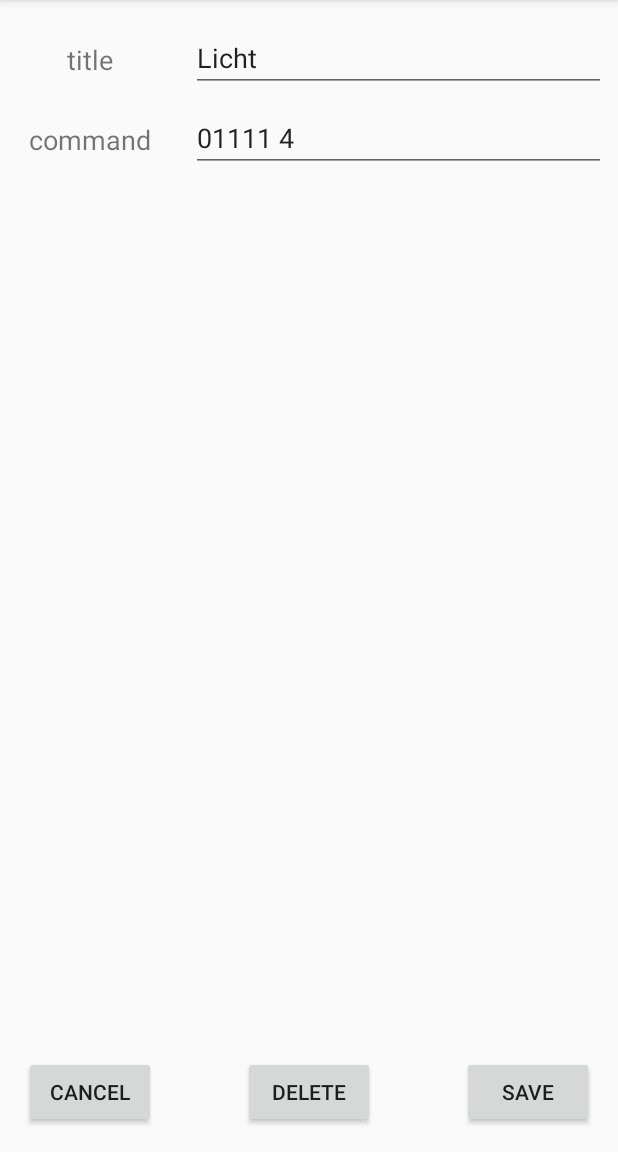
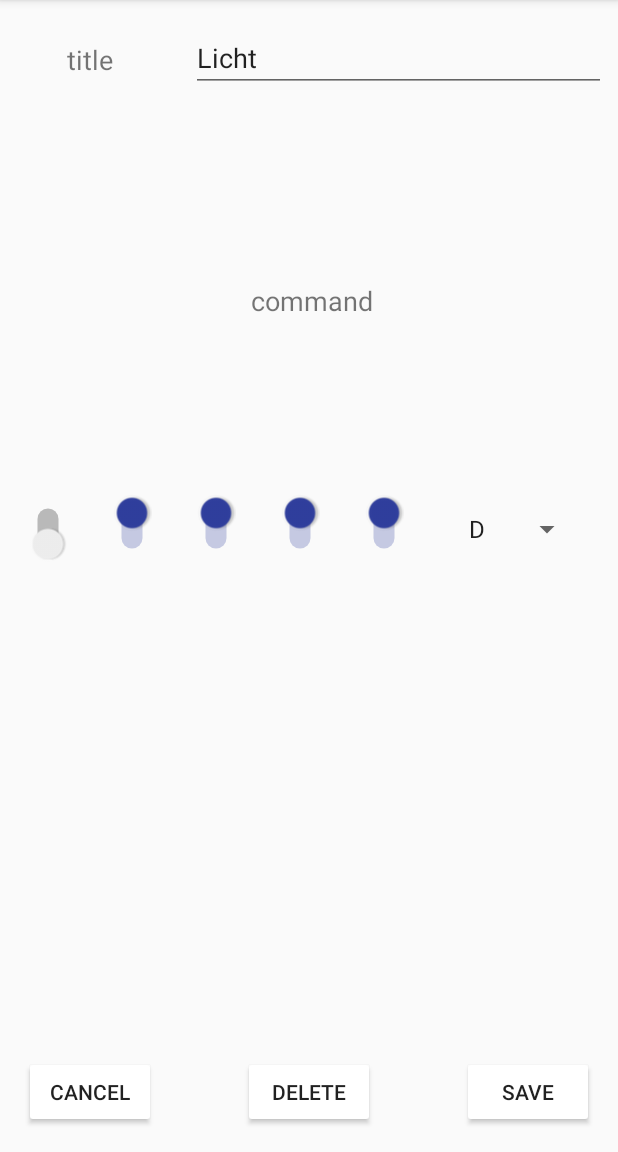
Before and after one commit to GlaserDaniel/Himbeerheim, an Android app: the screen it shows after launch (MainActivity), after a tap on an icon or button, on a phone screen of 412 x 824 dp, the part 84-1236 px from its top. Run offline under Robolectric (Android 15) with nearby library versions, the phone set to English and light mode, and no system bars.

Commit message:
Switches zum einstelen

```diff
--- a/app/build.gradle
+++ b/app/build.gradle
@@ -15,7 +15,7 @@ android {
         minSdkVersion 16
         targetSdkVersion 26
         versionCode 1
-        versionName '0.3.1'
+        versionName '0.4'
         testInstrumentationRunner "android.support.test.runner.AndroidJUnitRunner"
         versionNameSuffix 'beta'
     }
--- a/app/src/main/java/de/danielglaser/himbeerheim/model/ButtonCommand.kt
+++ b/app/src/main/java/de/danielglaser/himbeerheim/model/ButtonCommand.kt
@@ -6,8 +6,35 @@ import java.io.Serializable
 /**
  * Created by Daniel on 18.07.2017.
  */
-class ButtonCommand(var title: String, var command: String) : Serializable {
+class ButtonCommand : Serializable {
+
     companion object {
         private const val serialVersionUID: Long = 1
     }
+
+    var title: String = ""
+
+    var code1: Int = 0
+    var code2: Int = 0
+    var code4: Int = 0
+    var code5: Int = 0
+    var code3: Int = 0
+
+    var letter: Int = 1
+
+    var command: String = ""
+        get() {
+        return code1.toString() + "" + code2.toString() + "" + code3.toString() + "" + code4.toString() + "" + code5.toString() + " " + letter.toString()
+    }
+
+    constructor(title: String, code1: Int, code2: Int, code3: Int, code4: Int, code5: Int, letter: Int) {
+        this.title = title
+        this.code1 = code1
+        this.code2 = code2
+        this.code3 = code3
+        this.code4 = code4
+        this.code5 = code5
+        this.letter = letter
+    }
+
 }
--- a/app/src/main/java/de/danielglaser/himbeerheim/view/EditCommandFragment.kt
+++ b/app/src/main/java/de/danielglaser/himbeerheim/view/EditCommandFragment.kt
@@ -6,6 +6,7 @@ import android.support.v4.app.Fragment
 import android.view.LayoutInflater
 import android.view.View
 import android.view.ViewGroup
+import android.widget.Spinner
 import de.danielglaser.himbeerheim.R
 import de.danielglaser.himbeerheim.model.ButtonCommand
 import kotlinx.android.synthetic.main.fragment_edit_command.view.*
@@ -30,7 +31,15 @@ class EditCommandFragment() : Fragment() {
     override fun onCreateView(inflater: LayoutInflater?, container: ViewGroup?, savedInstanceState: Bundle?): View? {
         var view = inflater!!.inflate(R.layout.fragment_edit_command, container, false)
         view.title_EditText.setText(buttonCommand.title)
-        view.command_EditText.setText(buttonCommand.command)
+        //view.command_EditText.setText(buttonCommand.command)
+
+        view.switch1.isChecked = intToBool(buttonCommand.code1)
+        view.switch2.isChecked = intToBool(buttonCommand.code2)
+        view.switch3.isChecked = intToBool(buttonCommand.code3)
+        view.switch4.isChecked = intToBool(buttonCommand.code4)
+        view.switch5.isChecked = intToBool(buttonCommand.code5)
+
+        view.spinner.setSelection(getIndex(view.spinner, intToLetter(buttonCommand.letter)))
 
         view.cancel_Button.setOnClickListener {
             mCallback.onCancelSelectedListener()
@@ -42,11 +51,64 @@ class EditCommandFragment() : Fragment() {
 
         view.save_Button.setOnClickListener {
             buttonCommand.title = view.title_EditText.text.toString()
-            buttonCommand.command = view.command_EditText.text.toString()
+            //buttonCommand.command = view.command_EditText.text.toString()
+
+            buttonCommand.code1 = boolToInt(view.switch1.isChecked)
+            buttonCommand.code2 = boolToInt(view.switch2.isChecked)
+            buttonCommand.code3 = boolToInt(view.switch3.isChecked)
+            buttonCommand.code4 = boolToInt(view.switch4.isChecked)
+            buttonCommand.code5 = boolToInt(view.switch5.isChecked)
+
+            buttonCommand.letter = letterToInt(view.spinner.selectedItem as String)
+
             mCallback.onSaveSelectedListener()
         }
 
         return view
+    }
+
+    private fun boolToInt(bool: Boolean) : Int {
+        if (bool) {
+            return 1
+        } else {
+            return 0
+        }
+    }
+
+    private fun intToBool(int: Int) : Boolean {
+        return int == 1
+    }
+
+    private fun letterToInt(letter: String) : Int {
+        when (letter) {
+            "A" -> return 1
+            "B" -> return 2
+            "C" -> return 3
+            "D" -> return 4
+        }
+        return 0
+    }
+
+    private fun intToLetter(int: Int) : String {
+        when (int) {
+            1 -> return "A"
+            2 -> return "B"
+            3 -> return "C"
+            4 -> return "D"
+        }
+        return "A"
+    }
+
+    private fun getIndex(spinner: Spinner, myString: String): Int {
+
+        var index = 0
+
+        for (i in 0..spinner.count - 1) {
+            if (spinner.getItemAtPosition(i).equals(myString)) {
+                index = i
+            }
+        }
+        return index
     }
 
     lateinit var mCallback: OnBackToMainSelectedListener
--- a/app/src/main/java/de/danielglaser/himbeerheim/view/MainActivity.kt
+++ b/app/src/main/java/de/danielglaser/himbeerheim/view/MainActivity.kt
@@ -35,8 +35,8 @@ class MainActivity : AppCompatActivity(), MainActivityFragment.OnButtonCommandSe
 
         if (data.buttonCommands.size == 0) {
             // Erste Buttons hinzufügen
-            data.buttonCommands.add(ButtonCommand("Licht", "01111 4"))
-            data.buttonCommands.add(ButtonCommand("TV", "01110 3"))
+            data.buttonCommands.add(ButtonCommand("Licht", 0, 1, 1, 1, 1, 4))
+            data.buttonCommands.add(ButtonCommand("TV", 0, 1, 1, 1, 0, 4))
         }
 
         loadMainActivityFragment()
--- a/app/src/main/java/de/danielglaser/himbeerheim/view/MainActivityFragment.kt
+++ b/app/src/main/java/de/danielglaser/himbeerheim/view/MainActivityFragment.kt
@@ -68,7 +68,7 @@ class MainActivityFragment() : Fragment() {
         view.buttons_gridView.adapter = commandsAdapter
 
         view.fab.setOnClickListener {
-            val newButtonCommand = ButtonCommand("Licht", "01111 4")
+            val newButtonCommand = ButtonCommand("Licht", 0, 1, 1, 1, 1, 4)
 
             data.buttonCommands.add(newButtonCommand)
 
--- a/app/src/main/res/layout/command_item.xml
+++ b/app/src/main/res/layout/command_item.xml
@@ -13,7 +13,10 @@
         android:layout_marginLeft="8dp"
         android:layout_marginRight="8dp"
         android:layout_marginTop="8dp"
+        android:paddingLeft="12dp"
+        android:paddingRight="12dp"
         android:text="CommandTitle"
+        app:layout_constraintHorizontal_bias="0.503"
         app:layout_constraintLeft_toLeftOf="parent"
         app:layout_constraintRight_toRightOf="parent"
         app:layout_constraintTop_toTopOf="parent" />
@@ -25,6 +28,7 @@
         android:layout_marginLeft="8dp"
         android:layout_marginRight="8dp"
         android:layout_marginTop="8dp"
+        android:backgroundTint="@android:color/holo_green_dark"
         android:text="@string/command_button_on"
         app:layout_constraintLeft_toLeftOf="parent"
         app:layout_constraintRight_toRightOf="parent"
@@ -37,6 +41,7 @@
         android:layout_marginLeft="8dp"
         android:layout_marginRight="8dp"
         android:layout_marginTop="8dp"
+        android:backgroundTint="@android:color/holo_red_dark"
         android:text="@string/command_button_off"
         app:layout_constraintLeft_toLeftOf="parent"
         app:layout_constraintRight_toRightOf="parent"
--- a/app/src/main/res/layout/fragment_edit_command.xml
+++ b/app/src/main/res/layout/fragment_edit_command.xml
@@ -18,7 +18,9 @@
         app:layout_constraintRight_toRightOf="parent"
         app:layout_constraintTop_toTopOf="parent"
         android:layout_marginRight="8dp"
-        android:layout_marginLeft="8dp" />
+        android:layout_marginLeft="8dp"
+        android:layout_marginStart="8dp"
+        android:layout_marginEnd="8dp" />
 
     <TextView
         android:id="@+id/title_TextView"
@@ -36,38 +38,29 @@
         android:id="@+id/command_TextView"
         android:layout_width="wrap_content"
         android:layout_height="wrap_content"
-        android:layout_marginTop="11dp"
         android:text="@string/command"
         android:textSize="18sp"
         app:layout_constraintLeft_toLeftOf="parent"
-        app:layout_constraintRight_toLeftOf="@+id/guideline"
-        app:layout_constraintTop_toTopOf="@+id/command_EditText"
-        app:layout_constraintHorizontal_bias="0.508" />
-
-    <EditText
-        android:id="@+id/command_EditText"
-        android:layout_width="0dp"
-        android:layout_height="wrap_content"
-        android:ems="10"
-        android:inputType="textPersonName"
-        app:layout_constraintHorizontal_bias="0.926"
-        app:layout_constraintLeft_toLeftOf="@+id/guideline"
+        android:layout_marginLeft="8dp"
+        android:layout_marginRight="8dp"
         app:layout_constraintRight_toRightOf="parent"
+        app:layout_constraintHorizontal_bias="0.507"
+        android:layout_marginTop="8dp"
         app:layout_constraintTop_toBottomOf="@+id/title_EditText"
-        android:layout_marginTop="8dp"
-        android:layout_marginRight="8dp"
-        android:layout_marginLeft="8dp" />
+        android:layout_marginBottom="8dp"
+        app:layout_constraintBottom_toTopOf="@+id/switch1" />
 
     <Button
         android:id="@+id/save_Button"
         android:layout_width="wrap_content"
         android:layout_height="wrap_content"
         android:layout_marginBottom="16dp"
+        android:layout_marginEnd="16dp"
         android:layout_marginRight="16dp"
+        android:backgroundTint="@android:color/white"
         android:text="@string/save"
         app:layout_constraintBottom_toBottomOf="parent"
-        app:layout_constraintRight_toRightOf="parent"
-        android:layout_marginEnd="16dp" />
+        app:layout_constraintRight_toRightOf="parent" />
 
     <Button
         android:id="@+id/cancel_Button"
@@ -75,30 +68,109 @@
         android:layout_height="wrap_content"
         android:layout_marginBottom="16dp"
         android:layout_marginLeft="16dp"
+        android:layout_marginStart="16dp"
+        android:backgroundTint="@android:color/white"
         android:text="@android:string/cancel"
         app:layout_constraintBottom_toBottomOf="parent"
-        app:layout_constraintLeft_toLeftOf="parent"
-        android:layout_marginStart="16dp" />
+        app:layout_constraintLeft_toLeftOf="parent" />
 
     <Button
         android:id="@+id/delete_Button"
         android:layout_width="wrap_content"
         android:layout_height="wrap_content"
         android:layout_marginBottom="16dp"
+        android:layout_marginEnd="8dp"
         android:layout_marginLeft="8dp"
         android:layout_marginRight="8dp"
+        android:layout_marginStart="8dp"
+        android:backgroundTint="@android:color/white"
         android:text="@string/command_delete"
         app:layout_constraintBottom_toBottomOf="parent"
         app:layout_constraintLeft_toRightOf="@+id/cancel_Button"
-        app:layout_constraintRight_toLeftOf="@+id/save_Button"
-        android:layout_marginStart="8dp"
-        android:layout_marginEnd="8dp" />
+        app:layout_constraintRight_toLeftOf="@+id/save_Button" />
 
     <android.support.constraint.Guideline
         android:id="@+id/guideline"
         android:layout_width="wrap_content"
         android:layout_height="wrap_content"
         android:orientation="vertical"
-        app:layout_constraintGuide_percent="0.29" />
+        app:layout_constraintGuide_percent="0.29"
+        tools:layout_editor_absoluteY="0dp"
+        tools:layout_editor_absoluteX="112dp" />
+
+    <Switch
+        android:id="@+id/switch1"
+        android:layout_width="wrap_content"
+        android:layout_height="wrap_content"
+        android:layout_marginBottom="8dp"
+        android:layout_marginLeft="8dp"
+        android:rotation="-90"
+        app:layout_constraintBottom_toTopOf="@+id/cancel_Button"
+        app:layout_constraintLeft_toLeftOf="parent"
+        app:layout_constraintTop_toTopOf="parent"
+        android:layout_marginTop="8dp" />
+
+    <Switch
+        android:id="@+id/switch2"
+        android:layout_width="wrap_content"
+        android:layout_height="wrap_content"
+        android:rotation="-90"
+        app:layout_constraintLeft_toRightOf="@+id/switch1"
+        android:layout_marginLeft="8dp"
+        app:layout_constraintTop_toTopOf="@+id/switch1"
+        android:layout_marginTop="0dp"
+        app:layout_constraintBottom_toBottomOf="@+id/switch1"
+        android:layout_marginBottom="0dp" />
+
+    <Switch
+        android:id="@+id/switch3"
+        android:layout_width="wrap_content"
+        android:layout_height="wrap_content"
+        android:rotation="-90"
+        app:layout_constraintLeft_toRightOf="@+id/switch2"
+        android:layout_marginLeft="8dp"
+        app:layout_constraintTop_toTopOf="@+id/switch2"
+        android:layout_marginTop="0dp"
+        app:layout_constraintBottom_toBottomOf="@+id/switch2"
+        android:layout_marginBottom="0dp" />
+
+    <Switch
+        android:id="@+id/switch4"
+        android:layout_width="wrap_content"
+        android:layout_height="wrap_content"
+        android:rotation="-90"
+        app:layout_constraintLeft_toRightOf="@+id/switch3"
+        android:layout_marginLeft="8dp"
+        app:layout_constraintTop_toTopOf="@+id/switch3"
+        android:layout_marginTop="0dp"
+        app:layout_constraintBottom_toBottomOf="@+id/switch3"
+        android:layout_marginBottom="0dp" />
+
+    <Switch
+        android:id="@+id/switch5"
+        android:layout_width="wrap_content"
+        android:layout_height="wrap_content"
+        android:rotation="-90"
+        app:layout_constraintLeft_toRightOf="@+id/switch4"
+        android:layout_marginLeft="8dp"
+        app:layout_constraintTop_toTopOf="@+id/switch4"
+        android:layout_marginTop="0dp"
+        app:layout_constraintBottom_toBottomOf="@+id/switch4"
+        android:layout_marginBottom="0dp" />
+
+    <Spinner
+        android:id="@+id/spinner"
+        android:layout_width="84dp"
+        android:layout_height="32dp"
+        android:layout_marginBottom="0dp"
+        android:layout_marginLeft="8dp"
+        android:layout_marginRight="8dp"
+        android:layout_marginTop="0dp"
+        android:entries="@array/letters_array"
+        app:layout_constraintBottom_toBottomOf="@+id/switch5"
+        app:layout_constraintHorizontal_bias="0.515"
+        app:layout_constraintLeft_toRightOf="@+id/switch5"
+        app:layout_constraintRight_toRightOf="parent"
+        app:layout_constraintTop_toTopOf="@+id/switch5" />
 
 </android.support.constraint.ConstraintLayout>
--- a/app/src/main/res/values/colors.xml
+++ b/app/src/main/res/values/colors.xml
@@ -2,5 +2,6 @@
 <resources>
     <color name="colorPrimary">#3F51B5</color>
     <color name="colorPrimaryDark">#303f9f</color>
-    <color name="colorAccent">#FF4081</color>
+    <color name="colorAccent">#303f9f</color>
+    <color name="colorBlue400">#42A5F5</color>
 </resources>
--- a/app/src/main/res/values/strings.xml
+++ b/app/src/main/res/values/strings.xml
@@ -10,4 +10,11 @@
     <string name="powerOffRaspberryPi">Power off Pi</string>
     <string name="command_button_on">on</string>
     <string name="command_button_off">off</string>
+
+    <string-array name="letters_array">
+        <item>A</item>
+        <item>B</item>
+        <item>C</item>
+        <item>D</item>
+    </string-array>
 </resources>
```
